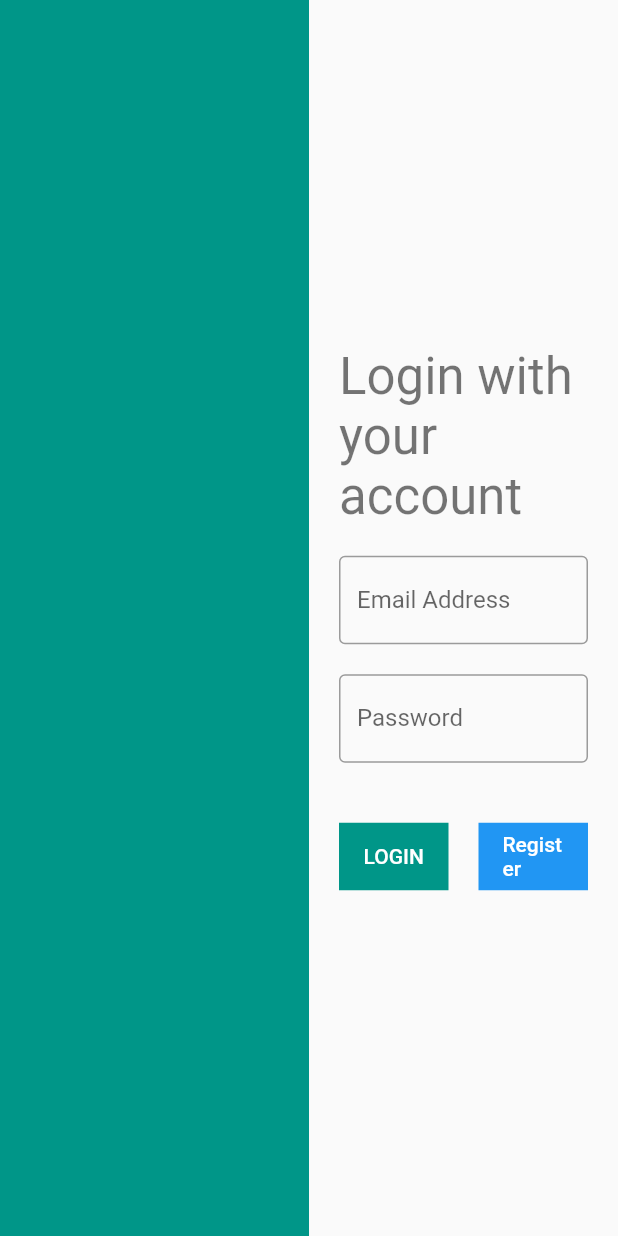
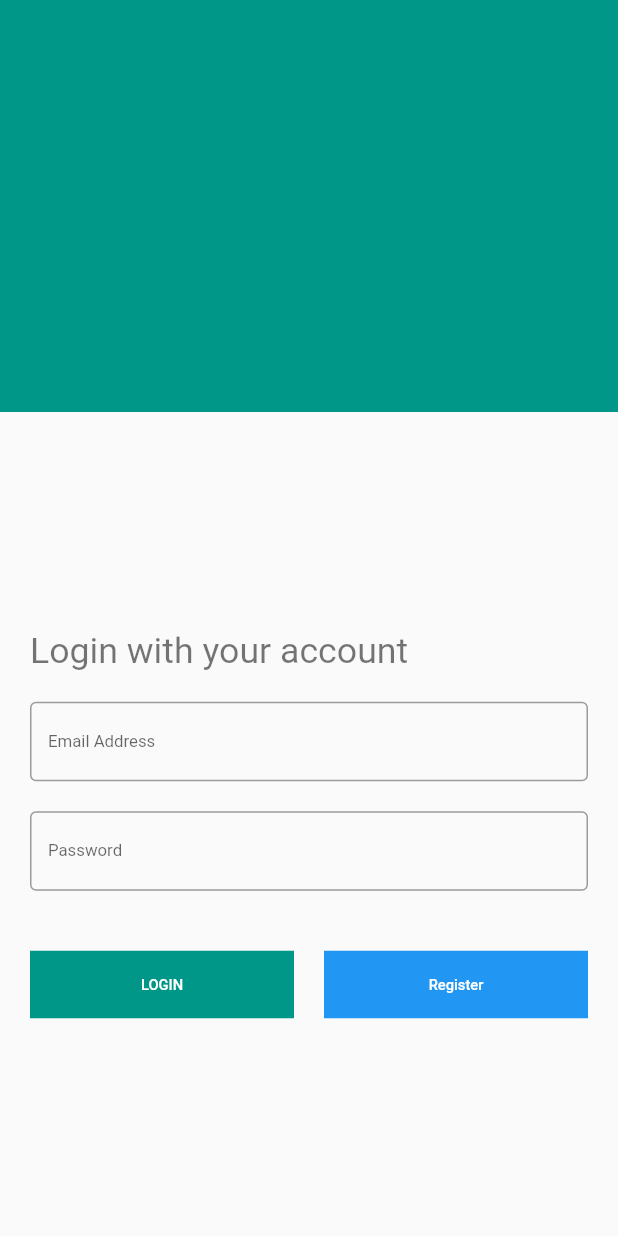
Before and after one commit to ashrafffathalla/Responsive, a Flutter app: the screen it shows after launch, on a phone screen of 412 x 824 dp. Run offline on Flutter 3.47's test engine with Material 2 defaults, Android fonts, the phone set to English and light mode, and no system bars.

Commit message:
commit and push

```diff
--- a/lib/main.dart
+++ b/lib/main.dart
@@ -1,5 +1,8 @@
+import 'dart:io';
+
 import 'package:flutter/material.dart';
 import 'package:responsive/screens/desktop.dart';
+import 'package:responsive/screens/mobile.dart';
 
 void main() {
   runApp(const MyApp());
@@ -13,14 +16,22 @@ class MyApp extends StatelessWidget {
   Widget build(BuildContext context) {
     return MaterialApp(
       debugShowCheckedModeBanner: false,
-      title: 'Flutter Demo',
       theme: ThemeData(
         primarySwatch: Colors.teal,
       ),
-      home:LayoutBuilder(
-        builder: (BuildContext context, constraints)
+
+      home:Builder(
+        builder: (BuildContext context)
           {
-            return const DesktopScreen();
+
+            if(MediaQuery.of(context).size.width.toInt() <=560)
+            {
+              return MediaQuery(
+                data: MediaQuery.of(context).copyWith(
+                  textScaleFactor: 0.7,
+                ),
+                  child: const MobileScreen());
+            }else return DesktopScreen();
           },
       ),
     );
--- a/lib/screens/mobile.dart
+++ b/lib/screens/mobile.dart
@@ -4,8 +4,87 @@ class MobileScreen extends StatelessWidget {
   @override
   Widget build(BuildContext context) {
     return Scaffold(
-      appBar: AppBar(
-        title:const Text('Login'),
+
+      body: Column(
+        children:
+        [
+          Expanded(
+            child: Container(
+              width: double.infinity,
+              color: Colors.teal,
+            ),
+          ),
+          Expanded(
+            flex: 2,
+            child: Padding(
+              padding: const EdgeInsets.all(20.0),
+              child: Column(
+                mainAxisAlignment: MainAxisAlignment.center,
+                crossAxisAlignment: CrossAxisAlignment.start,
+                children:
+                [
+                  Text(
+                      'Login with your account',
+                      style: Theme.of(context).textTheme.headline4
+                  ),
+                  const SizedBox(height: 20.0),
+                  TextFormField(
+                    decoration:const InputDecoration(
+                      border: OutlineInputBorder(),
+                      labelText: 'Email Address',
+                    ),
+                  ),
+                  const SizedBox(height: 20.0),
+                  TextFormField(
+                    decoration:const InputDecoration(
+                      border: OutlineInputBorder(),
+                      labelText: 'Password',
+                    ),
+                  ),
+                  const SizedBox(height: 40.0),
+                  Row(
+                    children:
+                    [
+                      Expanded(
+                        child: Container(
+                          color: Colors.teal,
+                          height: 45,
+                          child: MaterialButton(
+                            onPressed: (){},
+
+                            child:const Text(
+                              'LOGIN',
+                              style: TextStyle(
+                                color: Colors.white,
+                              ),
+                            ),
+                          ),
+                        ),
+                      ),
+                      const SizedBox(width: 20.0,),
+                      Expanded(
+                        child: Container(
+                          color: Colors.blue,
+                          height: 45,
+                          child: MaterialButton(
+                            onPressed: (){},
+
+                            child:const Text(
+                              'Register',
+                              style: TextStyle(
+                                color: Colors.white,
+                              ),
+                            ),
+                          ),
+                        ),
+                      ),
+                    ],
+                  )
+                ],
+              ),
+            ),
+          ),
+        ],
       ),
     );
   }
```
